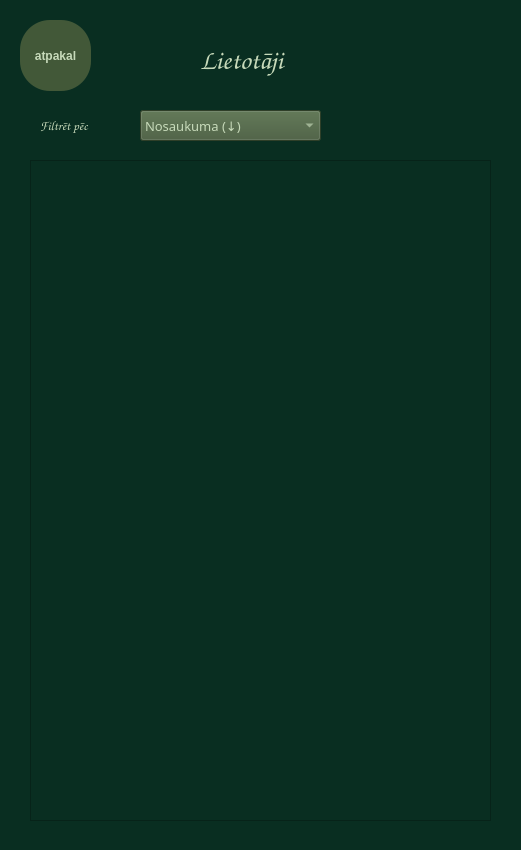
Before: the Qt Designer form ui/users.ui in tebuu24/Senu-kolekcionars-2025, drawn with Qt 5.
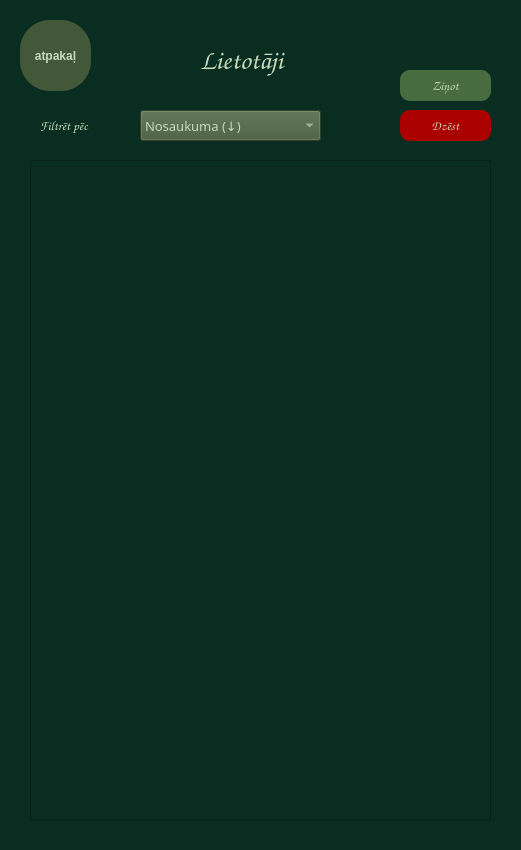
After: the same form once the commit is applied.

Commit message: ui update, upload screen strada

```diff
--- a/ui/users.ui
+++ b/ui/users.ui
@@ -50,7 +50,7 @@
 color: rgb(199, 218, 186);</string>
     </property>
     <property name="text">
-     <string>atpakal</string>
+     <string>atpakaļ</string>
     </property>
    </widget>
    <widget class="QLabel" name="userstitle">
@@ -1005,6 +1005,84 @@
      </font>
     </property>
    </widget>
+   <widget class="QPushButton" name="newsbutton">
+    <property name="geometry">
+     <rect>
+      <x>400</x>
+      <y>70</y>
+      <width>91</width>
+      <height>31</height>
+     </rect>
+    </property>
+    <property name="minimumSize">
+     <size>
+      <width>1</width>
+      <height>1</height>
+     </size>
+    </property>
+    <property name="maximumSize">
+     <size>
+      <width>171</width>
+      <height>71</height>
+     </size>
+    </property>
+    <property name="font">
+     <font>
+      <family>Comic Sans MS</family>
+      <pointsize>10</pointsize>
+     </font>
+    </property>
+    <property name="styleSheet">
+     <string notr="true">border-radius: 10px;
+background-color: rgb(72, 108, 64);
+color: rgb(199, 218, 186);</string>
+    </property>
+    <property name="locale">
+     <locale language="Latvian" country="Latvia"/>
+    </property>
+    <property name="text">
+     <string>Ziņot</string>
+    </property>
+   </widget>
+   <widget class="QPushButton" name="deletebutton">
+    <property name="geometry">
+     <rect>
+      <x>400</x>
+      <y>110</y>
+      <width>91</width>
+      <height>31</height>
+     </rect>
+    </property>
+    <property name="minimumSize">
+     <size>
+      <width>1</width>
+      <height>1</height>
+     </size>
+    </property>
+    <property name="maximumSize">
+     <size>
+      <width>171</width>
+      <height>71</height>
+     </size>
+    </property>
+    <property name="font">
+     <font>
+      <family>Comic Sans MS</family>
+      <pointsize>10</pointsize>
+     </font>
+    </property>
+    <property name="styleSheet">
+     <string notr="true">border-radius: 10px;
+background-color: rgb(170, 0, 0);
+color: rgb(199, 218, 186);</string>
+    </property>
+    <property name="locale">
+     <locale language="Latvian" country="Latvia"/>
+    </property>
+    <property name="text">
+     <string>Dzēst</string>
+    </property>
+   </widget>
   </widget>
   <widget class="QStatusBar" name="statusbar"/>
  </widget>
```
The commit also changes 2 other files.
